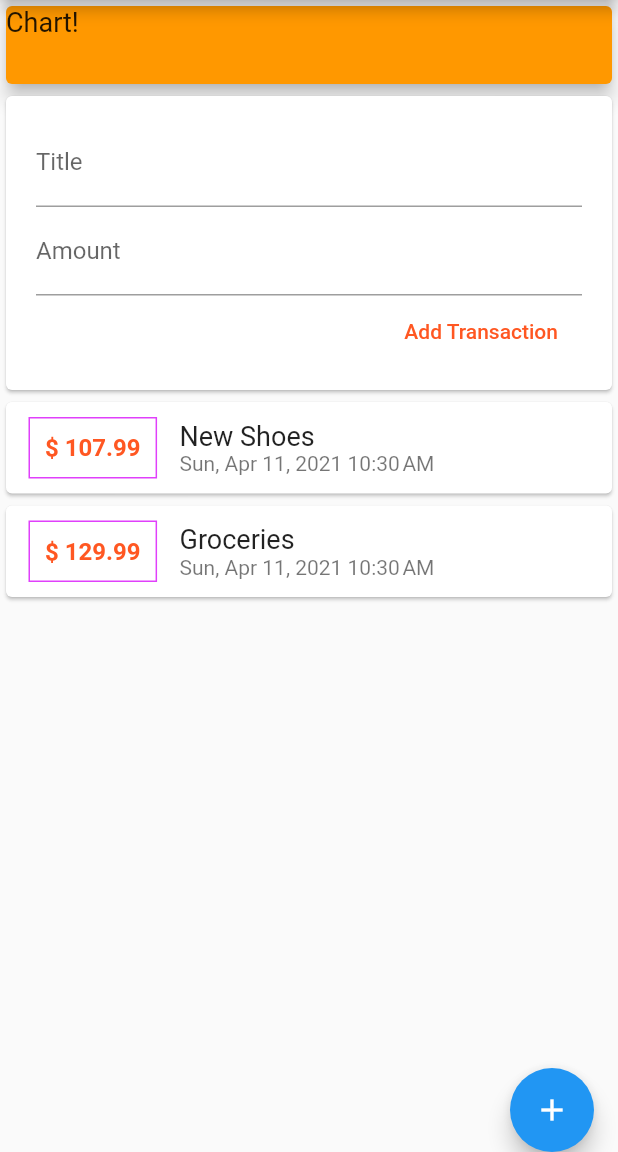
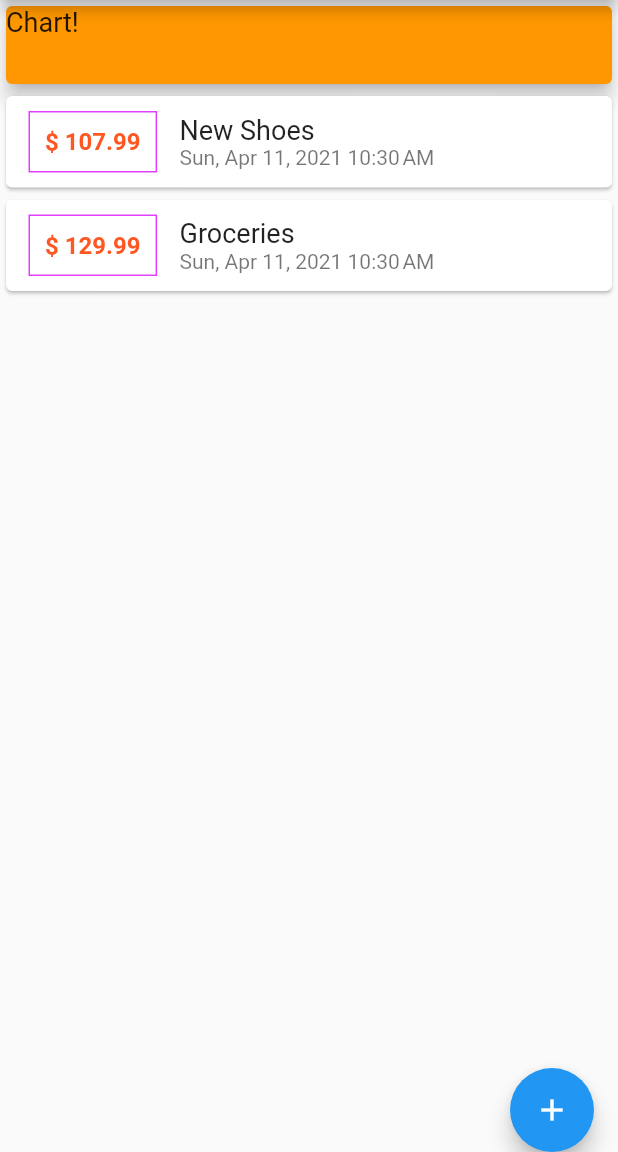
Before and after one commit to dev-pacific22/flutter_expense_app, a Flutter app: the screen it shows after launch, on a phone screen of 412 x 824 dp, the part 84-1236 px from its top. Run offline on Flutter 3.47's test engine with Material 2 defaults, Android fonts, the phone set to English and light mode, and no system bars; missing offline and left inert: dart:ffi.

Commit message:
Add: Added new bottomsheet and moved add new transaction functionality on it.

```diff
--- a/lib/main.dart
+++ b/lib/main.dart
@@ -1,5 +1,7 @@
-import './widgets/user_transaction.dart';
 import 'package:flutter/material.dart';
+import './widgets/new_transaction.dart';
+import './widgets/transaction_list.dart';
+import './models/transaction.dart';
 
 void main() {
   runApp(MaterialApp(
@@ -7,15 +9,64 @@ void main() {
   ));
 }
 
-class MyHomePage extends StatelessWidget {
-  void onAddButtonPress() {}
+class MyHomePage extends StatefulWidget {
+  @override
+  _MyHomePageState createState() => _MyHomePageState();
+}
+
+class _MyHomePageState extends State<MyHomePage> {
+  final List<Transaction> _userTransactions = [
+    Transaction(
+      id: 't1',
+      name: "New Shoes",
+      amount: 107.99,
+      date: DateTime.now(),
+    ),
+    Transaction(
+      id: 't2',
+      name: "Groceries",
+      amount: 129.99,
+      date: DateTime.now(),
+    )
+  ];
+
+  void _addNewTransaction(String txTitle, double txAmount) {
+    final newTx = Transaction(
+        id: DateTime.now().toString(),
+        name: txTitle,
+        amount: txAmount,
+        date: DateTime.now());
+
+    setState(() {
+      print('${newTx.name}');
+      _userTransactions.add(newTx);
+    });
+  }
+
+  void _onAddButtonPress(BuildContext ctx) {
+    showModalBottomSheet(
+      context: ctx,
+      builder: (bCtx) {
+        return GestureDetector(
+          onTap: () {},
+          child: NewTransaction(addTransaction: _addNewTransaction),
+          behavior: HitTestBehavior.opaque,
+        );
+      },
+    );
+  }
+
   @override
   Widget build(BuildContext context) {
     return Scaffold(
       appBar: AppBar(
         title: Text('Expense App'),
         actions: [
-          IconButton(icon: Icon(Icons.add), onPressed: onAddButtonPress)
+          IconButton(
+              icon: Icon(Icons.add),
+              onPressed: () {
+                _onAddButtonPress(context);
+              })
         ],
       ),
       body: SingleChildScrollView(
@@ -34,15 +85,19 @@ class MyHomePage extends StatelessWidget {
                 ),
               ),
             ),
-            UserTransactions(),
+            TransactionList(
+              userTransactions: _userTransactions,
+            ),
           ],
         ),
       ),
       floatingActionButtonLocation: FloatingActionButtonLocation.endDocked,
       floatingActionButton: FloatingActionButton(
         child: Icon(Icons.add),
-        onPressed: onAddButtonPress,
-      ), // This trailing comma makes auto-formatting nicer for build methods.
+        onPressed: () {
+          _onAddButtonPress(context);
+        },
+      ),
     );
   }
 }
--- a/lib/widgets/user_transaction.dart
+++ b/lib/widgets/user_transaction.dart
@@ -9,45 +9,10 @@ class UserTransactions extends StatefulWidget {
 }
 
 class _UserTransactionsState extends State<UserTransactions> {
-  final List<Transaction> _userTransactions = [
-    Transaction(
-      id: 't1',
-      name: "New Shoes",
-      amount: 107.99,
-      date: DateTime.now(),
-    ),
-    Transaction(
-      id: 't2',
-      name: "Groceries",
-      amount: 129.99,
-      date: DateTime.now(),
-    )
-  ];
-
-  void _addNewTransaction(String txTitle, double txAmount) {
-    final newTx = Transaction(
-        id: DateTime.now().toString(),
-        name: txTitle,
-        amount: txAmount,
-        date: DateTime.now());
-
-    setState(() {
-      print('${newTx.name}');
-      _userTransactions.add(newTx);
-    });
-  }
-
   @override
   Widget build(BuildContext context) {
     return Column(
-      children: [
-        NewTransaction(
-          addTransaction: _addNewTransaction,
-        ),
-        TransactionList(
-          userTransactions: _userTransactions,
-        ),
-      ],
+      children: [],
     );
   }
 }
```
Also changed, not shown: lib/widgets/new_transaction.dart (+13 -4 lines).
